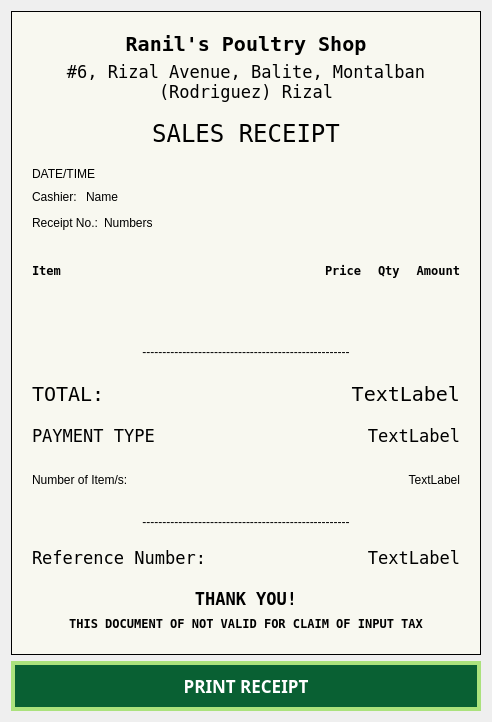
Above: Screens/MainMenuScreens/Transaction/Dialog/DLog_Receipt.ui from Bideiro/Ranil_project_py before the change. Below: the same form after it.
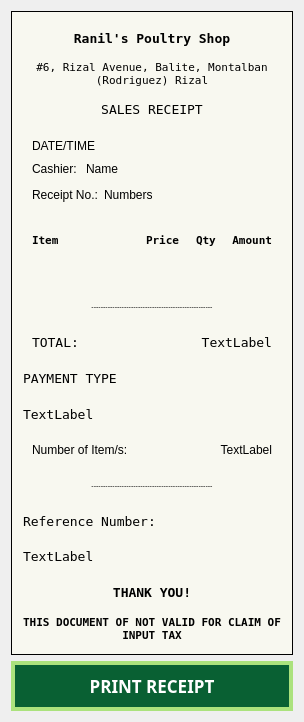
That is the form after the change.

```diff
--- a/Screens/MainMenuScreens/Transaction/Dialog/DLog_Receipt.ui
+++ b/Screens/MainMenuScreens/Transaction/Dialog/DLog_Receipt.ui
@@ -6,16 +6,28 @@
    <rect>
     <x>0</x>
     <y>0</y>
-    <width>492</width>
+    <width>304</width>
     <height>722</height>
    </rect>
   </property>
+  <property name="sizePolicy">
+   <sizepolicy hsizetype="Fixed" vsizetype="Fixed">
+    <horstretch>0</horstretch>
+    <verstretch>0</verstretch>
+   </sizepolicy>
+  </property>
   <property name="windowTitle">
    <string>Dialog</string>
   </property>
   <layout class="QVBoxLayout" name="verticalLayout_6">
    <item>
     <widget class="QWidget" name="widget" native="true">
+     <property name="sizePolicy">
+      <sizepolicy hsizetype="Minimum" vsizetype="Preferred">
+       <horstretch>0</horstretch>
+       <verstretch>0</verstretch>
+      </sizepolicy>
+     </property>
      <property name="styleSheet">
       <string notr="true">.QWidget{
 background-color: #F8F8F0;
@@ -39,17 +51,11 @@
        <number>12</number>
       </property>
       <item>
-       <widget class="QWidget" name="widget_2" native="true">
-        <layout class="QVBoxLayout" name="verticalLayout_4">
-         <property name="bottomMargin">
-          <number>0</number>
-         </property>
-         <item>
           <widget class="QLabel" name="label">
            <property name="font">
             <font>
              <family>Inconsolata</family>
-             <pointsize>15</pointsize>
+          <pointsize>10</pointsize>
              <bold>true</bold>
             </font>
            </property>
@@ -69,11 +75,11 @@
            <property name="font">
             <font>
              <family>Inconsolata</family>
-             <pointsize>13</pointsize>
+          <pointsize>8</pointsize>
             </font>
            </property>
            <property name="text">
-            <string>#6, Rizal Avenue, Balite, Montalban (Rodriguez) Rizal</string>
+         <string notr="true">#6, Rizal Avenue, Balite, Montalban (Rodriguez) Rizal</string>
            </property>
            <property name="scaledContents">
             <bool>false</bool>
@@ -87,35 +93,11 @@
           </widget>
          </item>
          <item>
-          <widget class="QWidget" name="widget_3" native="true">
-           <layout class="QVBoxLayout" name="verticalLayout">
-            <property name="topMargin">
-             <number>0</number>
-            </property>
-            <property name="bottomMargin">
-             <number>0</number>
-            </property>
-           </layout>
-          </widget>
-         </item>
-        </layout>
-       </widget>
-      </item>
-      <item>
-       <widget class="QWidget" name="widget_4" native="true">
-        <layout class="QVBoxLayout" name="verticalLayout_3">
-         <property name="topMargin">
-          <number>0</number>
-         </property>
-         <property name="bottomMargin">
-          <number>0</number>
-         </property>
-         <item>
           <widget class="QLabel" name="label_4">
            <property name="font">
             <font>
              <family>Inconsolata</family>
-             <pointsize>18</pointsize>
+          <pointsize>10</pointsize>
             </font>
            </property>
            <property name="text">
@@ -126,9 +108,6 @@
            </property>
           </widget>
          </item>
-        </layout>
-       </widget>
-      </item>
       <item>
        <widget class="QWidget" name="widget_10" native="true">
         <layout class="QVBoxLayout" name="verticalLayout_2">
@@ -175,7 +154,7 @@
               </property>
               <property name="sizeHint" stdset="0">
                <size>
-                <width>40</width>
+                <width>0</width>
                 <height>20</height>
                </size>
               </property>
@@ -220,7 +199,7 @@
               </property>
               <property name="sizeHint" stdset="0">
                <size>
-                <width>40</width>
+                <width>0</width>
                 <height>20</height>
                </size>
               </property>
@@ -243,6 +222,7 @@
            <property name="font">
             <font>
              <family>Inconsolata</family>
+             <pointsize>8</pointsize>
              <bold>true</bold>
             </font>
            </property>
@@ -258,8 +238,8 @@
            </property>
            <property name="sizeHint" stdset="0">
             <size>
-             <width>40</width>
-             <height>20</height>
+             <width>0</width>
+             <height>0</height>
             </size>
            </property>
           </spacer>
@@ -269,6 +249,7 @@
            <property name="font">
             <font>
              <family>Inconsolata</family>
+             <pointsize>8</pointsize>
              <bold>true</bold>
             </font>
            </property>
@@ -298,6 +279,7 @@
            <property name="font">
             <font>
              <family>Inconsolata</family>
+             <pointsize>8</pointsize>
              <bold>true</bold>
             </font>
            </property>
@@ -327,6 +309,7 @@
            <property name="font">
             <font>
              <family>Inconsolata</family>
+             <pointsize>8</pointsize>
              <bold>true</bold>
             </font>
            </property>
@@ -345,31 +328,18 @@
        <widget class="QWidget" name="ProdList_w" native="true"/>
       </item>
       <item>
-       <widget class="QWidget" name="widget_17" native="true">
-        <layout class="QVBoxLayout" name="verticalLayout_11">
-         <property name="leftMargin">
-          <number>0</number>
-         </property>
-         <property name="topMargin">
-          <number>0</number>
-         </property>
-         <property name="rightMargin">
-          <number>0</number>
-         </property>
-         <property name="bottomMargin">
-          <number>0</number>
-         </property>
-         <item>
           <widget class="QLabel" name="label_7">
+        <property name="font">
+         <font>
+          <pointsize>5</pointsize>
+         </font>
+        </property>
            <property name="text">
             <string>----------------------------------------------------</string>
            </property>
            <property name="alignment">
             <set>Qt::AlignCenter</set>
            </property>
-          </widget>
-         </item>
-        </layout>
        </widget>
       </item>
       <item>
@@ -386,7 +356,7 @@
            <property name="font">
             <font>
              <family>Inconsolata</family>
-             <pointsize>15</pointsize>
+             <pointsize>10</pointsize>
             </font>
            </property>
            <property name="text">
@@ -399,7 +369,7 @@
            <property name="font">
             <font>
              <family>Inconsolata</family>
-             <pointsize>15</pointsize>
+             <pointsize>10</pointsize>
             </font>
            </property>
            <property name="text">
@@ -413,21 +383,12 @@
         </layout>
        </widget>
       </item>
-      <item>
-       <widget class="QWidget" name="widget_7" native="true">
-        <layout class="QHBoxLayout" name="horizontalLayout_4">
-         <property name="topMargin">
-          <number>0</number>
-         </property>
-         <property name="bottomMargin">
-          <number>0</number>
-         </property>
          <item>
           <widget class="QLabel" name="PMethod_L">
            <property name="font">
             <font>
              <family>Inconsolata</family>
-             <pointsize>13</pointsize>
+          <pointsize>10</pointsize>
             </font>
            </property>
            <property name="text">
@@ -440,18 +401,15 @@
            <property name="font">
             <font>
              <family>Inconsolata</family>
-             <pointsize>13</pointsize>
+          <pointsize>10</pointsize>
             </font>
            </property>
            <property name="text">
             <string>TextLabel</string>
            </property>
            <property name="alignment">
-            <set>Qt::AlignRight|Qt::AlignTrailing|Qt::AlignVCenter</set>
-           </property>
-          </widget>
-         </item>
-        </layout>
+         <set>Qt::AlignLeading|Qt::AlignLeft|Qt::AlignVCenter</set>
+        </property>
        </widget>
       </item>
       <item>
@@ -484,22 +442,12 @@
        </widget>
       </item>
       <item>
-       <widget class="QWidget" name="widget_18" native="true">
-        <layout class="QVBoxLayout" name="verticalLayout_12">
-         <property name="leftMargin">
-          <number>0</number>
-         </property>
-         <property name="topMargin">
-          <number>0</number>
-         </property>
-         <property name="rightMargin">
-          <number>0</number>
-         </property>
-         <property name="bottomMargin">
-          <number>0</number>
-         </property>
-         <item>
           <widget class="QLabel" name="label_5">
+        <property name="font">
+         <font>
+          <pointsize>5</pointsize>
+         </font>
+        </property>
            <property name="text">
             <string>----------------------------------------------------</string>
            </property>
@@ -508,24 +456,12 @@
            </property>
           </widget>
          </item>
-        </layout>
-       </widget>
-      </item>
-      <item>
-       <widget class="QWidget" name="widget_8" native="true">
-        <layout class="QHBoxLayout" name="horizontalLayout_6">
-         <property name="topMargin">
-          <number>0</number>
-         </property>
-         <property name="bottomMargin">
-          <number>12</number>
-         </property>
          <item>
           <widget class="QLabel" name="label_10">
            <property name="font">
             <font>
              <family>Inconsolata</family>
-             <pointsize>13</pointsize>
+          <pointsize>10</pointsize>
             </font>
            </property>
            <property name="text">
@@ -541,35 +477,23 @@
            <property name="font">
             <font>
              <family>Inconsolata</family>
-             <pointsize>13</pointsize>
+          <pointsize>10</pointsize>
             </font>
            </property>
            <property name="text">
             <string>TextLabel</string>
            </property>
            <property name="alignment">
-            <set>Qt::AlignRight|Qt::AlignTrailing|Qt::AlignVCenter</set>
+         <set>Qt::AlignLeading|Qt::AlignLeft|Qt::AlignVCenter</set>
            </property>
           </widget>
          </item>
-        </layout>
-       </widget>
-      </item>
-      <item>
-       <widget class="QWidget" name="widget_9" native="true">
-        <layout class="QVBoxLayout" name="verticalLayout_10">
-         <property name="topMargin">
-          <number>0</number>
-         </property>
-         <property name="bottomMargin">
-          <number>12</number>
-         </property>
          <item>
           <widget class="QLabel" name="label_11">
            <property name="font">
             <font>
              <family>Inconsolata</family>
-             <pointsize>13</pointsize>
+          <pointsize>10</pointsize>
              <bold>true</bold>
             </font>
            </property>
@@ -586,6 +510,7 @@
            <property name="font">
             <font>
              <family>Inconsolata</family>
+          <pointsize>8</pointsize>
              <bold>true</bold>
             </font>
            </property>
@@ -603,9 +528,6 @@
         </layout>
        </widget>
       </item>
-     </layout>
-    </widget>
-   </item>
    <item>
     <widget class="QWidget" name="widget_5" native="true">
      <property name="sizePolicy">
@@ -653,7 +575,7 @@
         </property>
         <property name="minimumSize">
          <size>
-          <width>25</width>
+          <width>0</width>
           <height>35</height>
          </size>
         </property>
```
Lines whose indentation alone changed are shown as unchanged.
